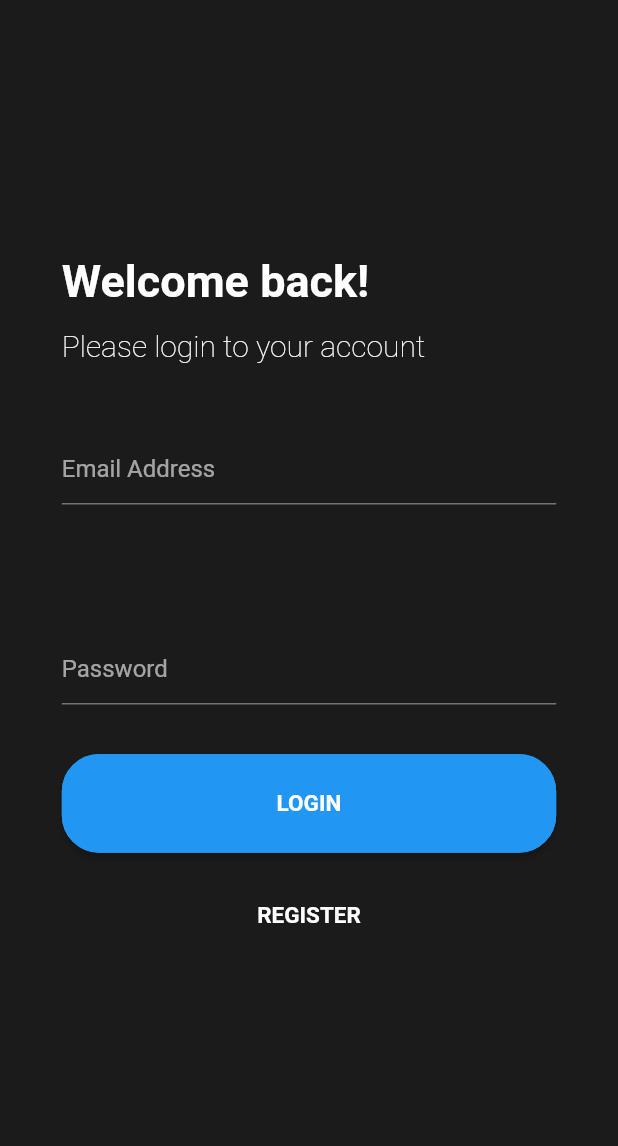
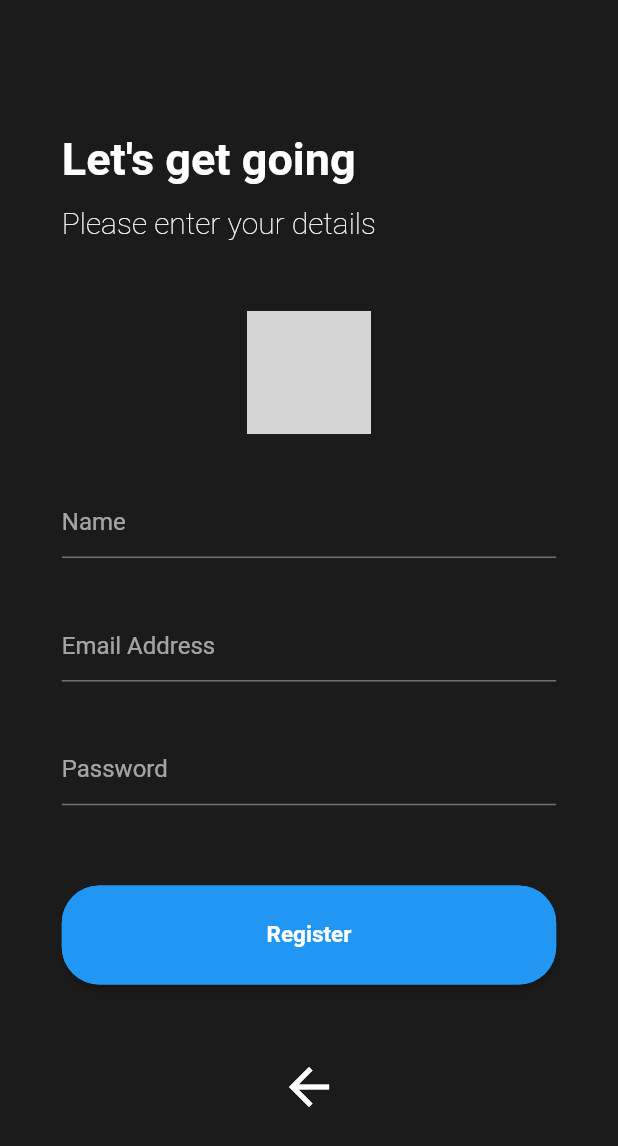
Before and after one commit to lethekhoi/Chatify, a Flutter app: the screen it shows after launch, after a tap on "REGISTER", on a phone screen of 412 x 824 dp. Shown: the top 1146 px of the screen. Run offline on Flutter 3.47's test engine with Material 2 defaults, Android fonts, the phone set to English and light mode, and no system bars; our stand-ins replace firebase_auth; accounts and stored records are empty; network calls fail; grey boxes are pictures that could not be loaded.

Commit message:
layout trang đăng kí

```diff
--- a/lib/main.dart
+++ b/lib/main.dart
@@ -1,7 +1,8 @@
 import 'package:flutter/material.dart';
 
-
 import './pages/login_page.dart';
+import './pages/registration_page.dart';
+import './services/navigation_service.dart';
 
 void main() {
   runApp(MyApp());
@@ -12,6 +13,7 @@ class MyApp extends StatelessWidget {
   Widget build(BuildContext context) {
     return MaterialApp(
       title: 'Chatify',
+      navigatorKey: NavigationService.instance.navigatorKey,
       theme: ThemeData(
         brightness: Brightness.dark,
         primaryColor: Color.fromRGBO(42, 117, 188, 1),
@@ -19,7 +21,11 @@ class MyApp extends StatelessWidget {
         backgroundColor: Color.fromRGBO(28, 27, 27, 1),
         visualDensity: VisualDensity.adaptivePlatformDensity,
       ),
-      home: LoginPage(),
+      initialRoute: "login",
+      routes: {
+        "login": (BuildContext _context) => LoginPage(),
+        "register": (BuildContext _context) => RegistrationPage(),
+      },
     );
   }
 }
--- a/lib/pages/login_page.dart
+++ b/lib/pages/login_page.dart
@@ -2,6 +2,7 @@ import 'package:flutter/material.dart';
 import 'package:provider/provider.dart';
 import '../providers/auth_provider.dart';
 import '../services/snackbar_service.dart';
+import '../services/navigation_service.dart';
 
 class LoginPage extends StatefulWidget {
   @override
@@ -44,8 +45,9 @@ class _LoginPageState extends State<LoginPage> {
     print(_password);
     return Builder(
       builder: (BuildContext _context) {
-        SnackBarService.instance.buildContext = _context;//đăt ở đây vì SnackBar phải nằm trong Scaffold
-                                                      //và lấy context trong build context của Scaffold
+        SnackBarService.instance.buildContext =
+            _context; //đăt ở đây vì SnackBar phải nằm trong Scaffold
+        //và lấy context trong build context của Scaffold
         _auth = Provider.of<AuthProvider>(_context);
         print(_auth.user);
         return Container(
@@ -195,7 +197,7 @@ class _LoginPageState extends State<LoginPage> {
   Widget _registerButton() {
     return GestureDetector(
       onTap: () {
-        print("Hey");
+       NavigationService.instance.navigateTo("register");
       },
       child: Container(
         height: _deviceHeight * 0.08,
--- /dev/null
+++ b/lib/pages/registration_page.dart
@@ -0,0 +1,217 @@
+import 'package:chatify_app/services/navigation_service.dart';
+import 'package:flutter/material.dart';
+
+class RegistrationPage extends StatefulWidget {
+  @override
+  _RegistrationPageState createState() => _RegistrationPageState();
+}
+
+class _RegistrationPageState extends State<RegistrationPage> {
+  double _deviceHeight;
+  double _deviceWidth;
+  GlobalKey<FormState> _formKey;
+  _RegistrationPageState() {
+    _formKey = GlobalKey<FormState>();
+  }
+  @override
+  Widget build(BuildContext context) {
+    _deviceHeight = MediaQuery.of(context).size.height;
+    _deviceWidth = MediaQuery.of(context).size.width;
+    return Scaffold(
+      backgroundColor: Theme.of(context).backgroundColor,
+      body: SingleChildScrollView(
+        padding: EdgeInsetsDirectional.fromSTEB(0, _deviceHeight * 0.05, 0, 10),
+        child: Container(
+          alignment: Alignment.center,
+          child: registrationPageUI(),
+        ),
+      ),
+    );
+  }
+
+  Widget registrationPageUI() {
+    return Container(
+      height: _deviceHeight * 0.9,
+      padding: EdgeInsets.symmetric(horizontal: _deviceWidth * 0.1),
+      child: Column(
+        mainAxisAlignment: MainAxisAlignment.spaceEvenly,
+        mainAxisSize: MainAxisSize.max,
+        crossAxisAlignment: CrossAxisAlignment.start,
+        children: <Widget>[
+          _headingWidget(),
+          _inputForm(),
+          _signinButton(),
+          _backToLoginPage(),
+        ],
+      ),
+    );
+  }
+
+  Widget _headingWidget() {
+    return Container(
+      height: _deviceHeight * 0.12,
+      child: Column(
+        mainAxisAlignment: MainAxisAlignment.spaceEvenly,
+        crossAxisAlignment: CrossAxisAlignment.start,
+        mainAxisSize: MainAxisSize.max,
+        children: <Widget>[
+          Text(
+            "Let's get going",
+            style: TextStyle(
+                color: Colors.white, fontSize: 30, fontWeight: FontWeight.w700),
+          ),
+          Text(
+            "Please enter your details",
+            style: TextStyle(
+                color: Colors.white, fontSize: 20, fontWeight: FontWeight.w200),
+          ),
+        ],
+      ),
+    );
+  }
+
+  Widget _inputForm() {
+    return Container(
+      height: _deviceHeight * 0.4,
+      child: Form(
+        key: _formKey,
+        onChanged: () {},
+        child: Column(
+          mainAxisAlignment: MainAxisAlignment.spaceBetween,
+          mainAxisSize: MainAxisSize.max,
+          crossAxisAlignment: CrossAxisAlignment.start,
+          children: <Widget>[
+            _imageSelectorWidget(),
+            _nameTextField(),
+            _emailTextField(),
+            _passwordTextField(),
+          ],
+        ),
+      ),
+    );
+  }
+
+  Widget _backToLoginPage() {
+    return GestureDetector(
+      onTap: () {
+        NavigationService.instance.goBack();
+      },
+      child: Container(
+        height: _deviceHeight * 0.06,
+        width: _deviceWidth,
+        child: Icon(
+          Icons.arrow_back,
+          size: 40,
+        ),
+      ),
+    );
+  }
+
+  Widget _nameTextField() {
+    return TextFormField(
+      autocorrect: false,
+      style: TextStyle(color: Colors.white),
+      validator: (_input) {
+        return _input.length != 0 && _input.contains("@")
+            ? null
+            : "Please enter your name";
+      },
+      onSaved: (_input) {
+        setState(() {});
+      },
+      cursorColor: Colors.white,
+      decoration: InputDecoration(
+        hintText: "Name",
+        focusedBorder: UnderlineInputBorder(
+          borderSide: BorderSide(color: Colors.white),
+        ),
+      ),
+    );
+  }
+
+  Widget _emailTextField() {
+    return TextFormField(
+      autocorrect: false,
+      style: TextStyle(color: Colors.white),
+      validator: (_input) {
+        return _input.length != 0 && _input.contains("@")
+            ? null
+            : "Please enter a valid email";
+      },
+      onSaved: (_input) {
+        setState(() {});
+      },
+      cursorColor: Colors.white,
+      decoration: InputDecoration(
+        hintText: "Email Address",
+        focusedBorder: UnderlineInputBorder(
+          borderSide: BorderSide(color: Colors.white),
+        ),
+      ),
+    );
+  }
+
+  Widget _passwordTextField() {
+    return TextFormField(
+      obscureText: true,
+      autocorrect: false,
+      style: TextStyle(color: Colors.white),
+      validator: (_input) {
+        return _input.length != 0 ? null : "Please enter a password";
+      },
+      onSaved: (_input) {
+        setState(() {});
+      },
+      cursorColor: Colors.white,
+      decoration: InputDecoration(
+        hintText: "Password",
+        focusedBorder: UnderlineInputBorder(
+          borderSide: BorderSide(color: Colors.white),
+        ),
+      ),
+    );
+  }
+
+  Widget _signinButton() {
+    return Container(
+      margin: new EdgeInsets.fromLTRB(0, 20, 0, 10),
+      height: _deviceHeight * 0.08,
+      width: _deviceWidth,
+      child: MaterialButton(
+        shape: RoundedRectangleBorder(
+            borderRadius: BorderRadius.circular(25.0),
+            side: BorderSide(color: Colors.blue)),
+        onPressed: () {},
+        color: Colors.blue,
+        child: Text(
+          "Register",
+          style: TextStyle(
+            color: Colors.white,
+            fontSize: 15,
+            fontWeight: FontWeight.w700,
+          ),
+        ),
+      ),
+    );
+  }
+
+  Widget _imageSelectorWidget() {
+    return Align(
+      alignment: Alignment.center,
+      child: Container(
+        alignment: Alignment.center,
+        height: _deviceHeight * 0.1,
+        width: _deviceHeight * 0.1,
+        decoration: BoxDecoration(
+          color: Colors.transparent,
+          borderRadius: BorderRadius.circular(500),
+          image: DecorationImage(
+            fit: BoxFit.cover,
+            image: NetworkImage(
+                "https://cdn0.iconfinder.com/data/icons/occupation-002/64/programmer-programming-occupation-avatar-512.png"),
+          ),
+        ),
+      ),
+    );
+  }
+}
--- /dev/null
+++ b/lib/services/navigation_service.dart
@@ -0,0 +1,28 @@
+import 'package:flutter/material.dart';
+import 'package:flutter/widgets.dart';
+
+class NavigationService {
+  GlobalKey<NavigatorState> navigatorKey;
+
+  static NavigationService instance = NavigationService();
+
+  NavigationService() {
+    navigatorKey = GlobalKey<NavigatorState>();
+  }
+
+  Future<dynamic> navigateToReplacement(String _routeName) {
+    return navigatorKey.currentState.pushReplacementNamed(_routeName);
+  }
+
+  Future<dynamic> navigateTo(String _routeName) {
+    return navigatorKey.currentState.pushNamed(_routeName);
+  }
+
+  Future<dynamic> navigateToRoute(MaterialPageRoute _route) {
+    return navigatorKey.currentState.push(_route);
+  }
+
+  void goBack() {
+    return navigatorKey.currentState.pop();
+  }
+}
```
